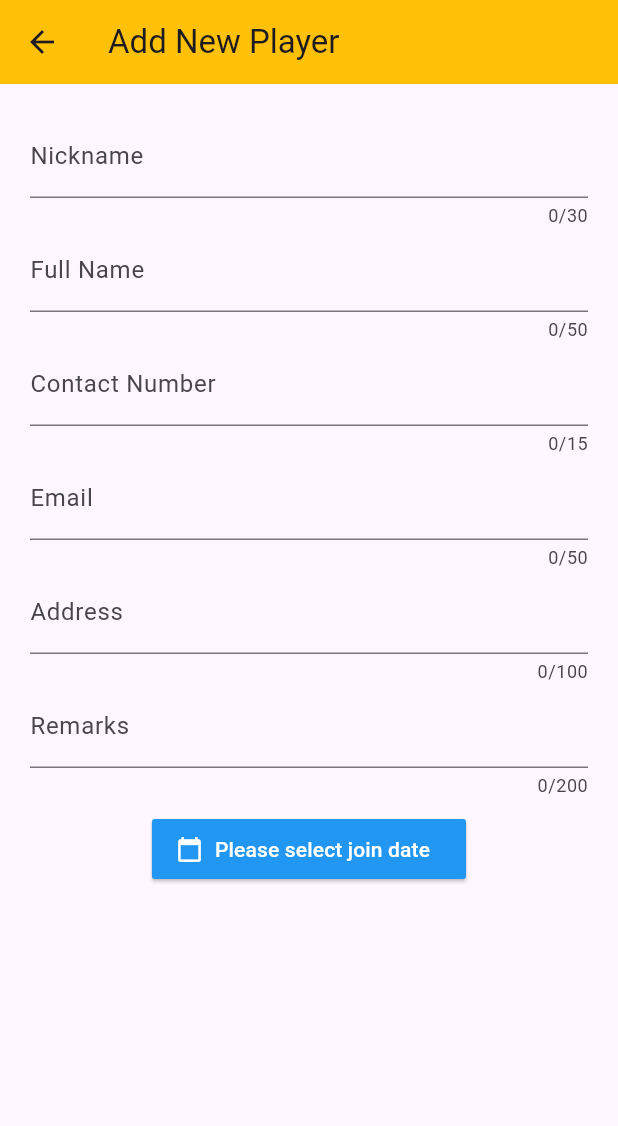
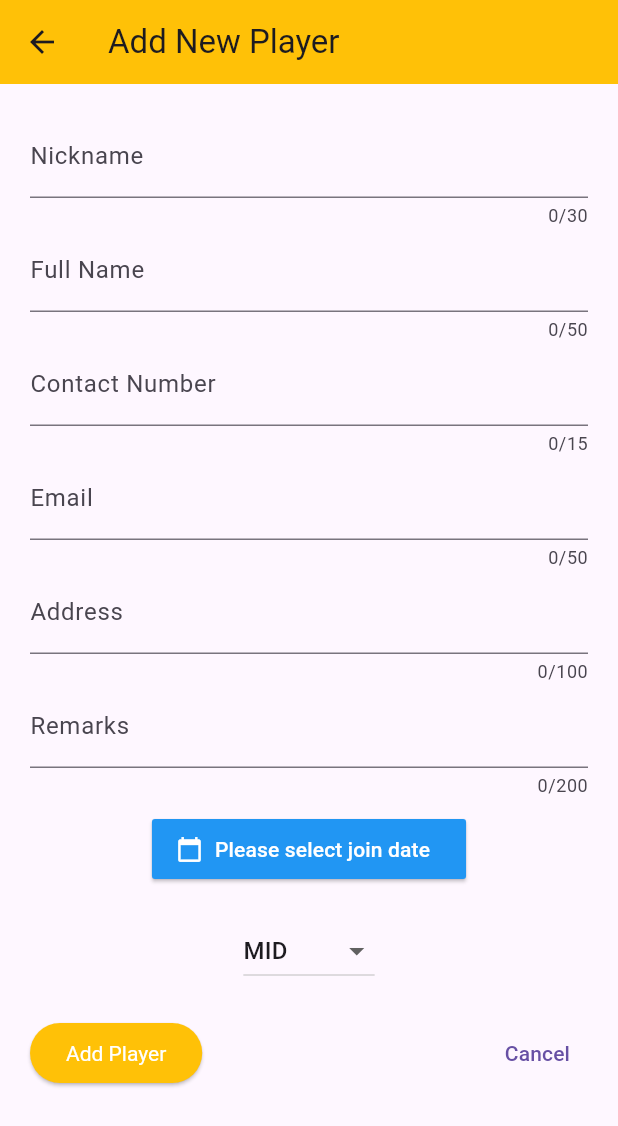
Before and after one commit to siddigamon/badminton_player_system, a Flutter app: the NewPlayer screen opened directly with empty values, on a phone screen of 412 x 824 dp. Shown: the top 1126 px of the screen. Run offline on Flutter 3.47's test engine with Material 3 defaults, Android fonts, the light colour scheme and no system bars.

Commit message:
feat: Add dropdown for selecting player strength and implement add/cancel buttons

```diff
--- a/lib/new_player.dart
+++ b/lib/new_player.dart
@@ -138,7 +138,48 @@ class _NewPlayerState extends State<NewPlayer> {
               ),
             ),
             const SizedBox(height: 20),
-            //toDO: Badminton Level DropDown
+            //toDO: Badminton Level DropDown using RangeSlider
+            DropdownButton<LevelStrength>(
+              value: _selectedStrength,
+              items: LevelStrength.values
+                  .map(
+                    (strength) => DropdownMenuItem(
+                      value: strength,
+                      child: Text(strength.name.toUpperCase()),
+                    ),
+                  )
+                  .toList(),
+              onChanged: (value) {
+                if (value != null) {
+                  setState(() {
+                    _selectedStrength = value;
+                  });
+                }
+              },
+            ),
+            const SizedBox(height: 20),
+            Row(
+              mainAxisAlignment: MainAxisAlignment.spaceBetween,
+              children: [
+                ElevatedButton(
+                  style: ElevatedButton.styleFrom(
+                    backgroundColor: Colors.amber,
+                    foregroundColor: Colors.white,
+                    textStyle: const TextStyle(color: Colors.white),
+                  ),
+                  onPressed: () {
+                    _submitPlayerData();
+                  },
+                  child: const Text('Add Player'),
+                ),
+                TextButton(
+                  onPressed: () {
+                    Navigator.pop(context);
+                  },
+                  child: const Text('Cancel'),
+                ),
+              ],
+            ),
           ],
         ),
       ),
```
